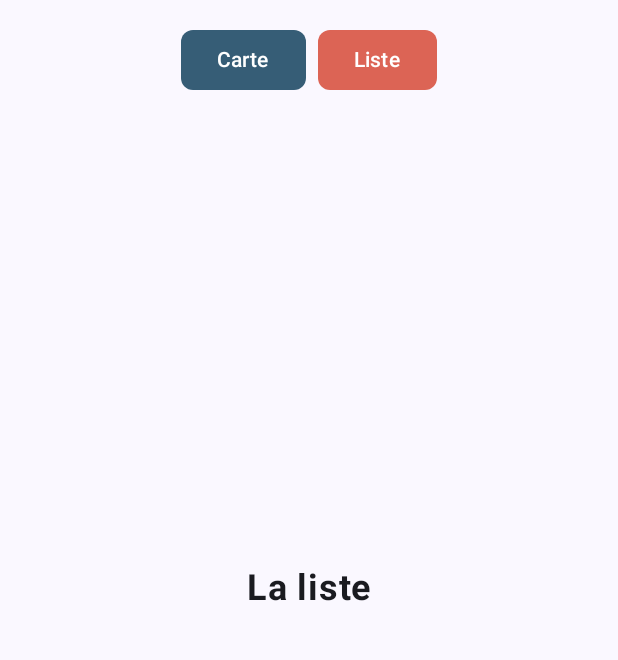
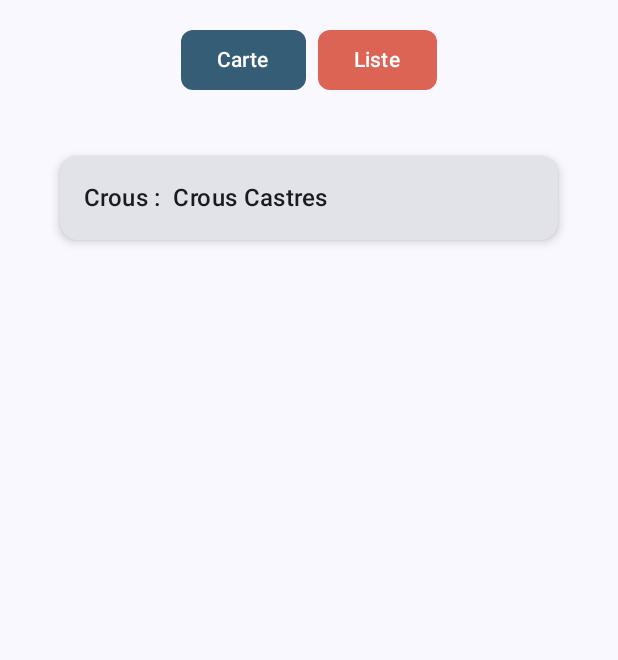
Before and after one commit to Mani0726/CroustiMenu, an Android app built with Jetpack Compose: the screen it shows after launch (MainActivity), after a tap on "Liste", on a phone screen of 412 x 824 dp, the part 96-756 px from its top. Run offline under Robolectric (Android 15) with nearby library versions, the phone set to English and light mode, and no system bars; our stand-ins replace Room's generated code; libraries missing offline, so code that uses them is left out: org.osmdroid.config, org.osmdroid.tileprovider, org.osmdroid.util, org.osmdroid.views; 2 statements that could not run were skipped.

Commit message:
mise en place Repository

```diff
--- a/app/src/main/java/com/example/croustimenu/MainActivity.kt
+++ b/app/src/main/java/com/example/croustimenu/MainActivity.kt
@@ -19,6 +19,7 @@ import androidx.compose.ui.text.font.FontWeight
 import androidx.compose.ui.unit.dp
 import androidx.compose.ui.unit.sp
 import androidx.compose.ui.tooling.preview.Preview
+import androidx.lifecycle.viewmodel.compose.viewModel
 import com.example.croustimenu.ui.theme.CroustiMenuTheme
 import com.example.croustimenu.vu.CarteScreen
 import com.example.croustimenu.vu.FavorisScreen
@@ -40,6 +41,7 @@ class MainActivity : ComponentActivity() {
 @Composable
 fun Main() {
     CroustiMenuTheme {
+        val crousRepository = viewModel<MainViewmodel>()
         var selectedScreen by remember { mutableStateOf(Screen.CARTE) }
 
         Scaffold(
@@ -160,7 +162,7 @@ fun Main() {
                 ) {
                     when (selectedScreen) {
                         Screen.CARTE -> CarteScreen()
-                        Screen.LISTE -> ListeScreen()
+                        Screen.LISTE -> ListeScreen(crousRepository)
                         Screen.FAVORIS -> FavorisScreen()
                     }
                 }
--- /dev/null
+++ b/app/src/main/java/com/example/croustimenu/MainViewmodel.kt
@@ -0,0 +1,42 @@
+package com.example.croustimenu
+
+import android.app.Application
+import androidx.lifecycle.AndroidViewModel
+import androidx.lifecycle.viewModelScope
+import androidx.lifecycle.viewmodel.compose.viewModel
+import com.example.croustimenu.models.Crous
+import com.example.croustimenu.repository.CrousRepository
+import kotlinx.coroutines.flow.MutableStateFlow
+import kotlinx.coroutines.flow.StateFlow
+import kotlinx.coroutines.launch
+
+class MainViewmodel (application: Application): AndroidViewModel(application){
+    val CrousRepository = CrousRepository(application)
+
+    fun getAll(){
+        viewModelScope.launch {
+            crous.value= CrousRepository.getAll()
+        }
+    }
+
+    fun addCrous(crous: Crous){
+        viewModelScope.launch {
+            CrousRepository.addCrous(crous)
+            getAll()
+        }
+    }
+
+    fun deleteCrous(id: Int){
+        viewModelScope.launch {
+            CrousRepository.deleteCrous(id)
+            getAll()
+        }
+    }
+
+    //liste de nos crous
+
+    val crous = MutableStateFlow<List<Crous>>(emptyList())
+
+
+
+}
--- /dev/null
+++ b/app/src/main/java/com/example/croustimenu/database/AppDatabase.kt
@@ -0,0 +1,12 @@
+package com.example.croustimenu.database
+
+import androidx.room.Database
+import androidx.room.RoomDatabase
+import com.example.croustimenu.models.Crous
+import com.example.croustimenu.models.CrousDAO
+
+
+@Database(entities = [Crous::class], version = 1 )
+abstract class AppDatabase : RoomDatabase(){
+    abstract fun crousDAO(): CrousDAO
+}
--- /dev/null
+++ b/app/src/main/java/com/example/croustimenu/models/Crous.kt
@@ -0,0 +1,28 @@
+package com.example.croustimenu.models
+
+import androidx.room.Dao
+import androidx.room.Entity
+import androidx.room.Insert
+import androidx.room.OnConflictStrategy
+import androidx.room.PrimaryKey
+import androidx.room.Query
+
+@Entity
+data class Crous(
+    @PrimaryKey val id:Int,
+    val nom:String,
+    val latitude: Float,
+    val longitude: Float,
+    )
+
+@Dao
+interface CrousDAO {
+    @Query("SELECT * FROM Crous")
+    suspend fun  getAll(): List<Crous>
+
+    @Insert(onConflict = OnConflictStrategy.REPLACE)
+    suspend fun addCrous(crous:Crous)
+
+    @Query ("DELETE FROM Crous WHERE id= :id")
+    suspend fun deleteCrous(id:Int)
+}
--- /dev/null
+++ b/app/src/main/java/com/example/croustimenu/repository/CrousRepository.kt
@@ -0,0 +1,22 @@
+package com.example.croustimenu.repository
+
+import android.content.Context
+import androidx.room.Room
+import com.example.croustimenu.database.AppDatabase
+import com.example.croustimenu.models.Crous
+import kotlin.jvm.java
+
+class CrousRepository (context: Context) {
+    val database = Room.databaseBuilder(context, AppDatabase::class.java, "databe-name")
+        .fallbackToDestructiveMigration()
+        .build()
+
+    val dao = database.crousDAO()
+
+
+    suspend fun getAll() = dao.getAll()
+
+    suspend fun addCrous(crous: Crous) = dao.addCrous(crous)
+
+    suspend fun deleteCrous(id:Int)= dao.deleteCrous(id)
+}
--- a/app/src/main/java/com/example/croustimenu/vu/Liste.kt
+++ b/app/src/main/java/com/example/croustimenu/vu/Liste.kt
@@ -1,33 +1,74 @@
 package com.example.croustimenu.vu
 
-import androidx.compose.foundation.layout.*
-import androidx.compose.material3.*
+import androidx.compose.foundation.layout.Box
+import androidx.compose.foundation.layout.Column
+import androidx.compose.foundation.layout.fillMaxSize
+import androidx.compose.foundation.layout.fillMaxWidth
+import androidx.compose.foundation.layout.padding
+import androidx.compose.foundation.lazy.LazyColumn
+import androidx.compose.foundation.lazy.items
+import androidx.compose.material3.Card
+import androidx.compose.material3.CardDefaults
+import androidx.compose.material3.MaterialTheme
+import androidx.compose.material3.Text
 import androidx.compose.runtime.Composable
+import androidx.compose.runtime.collectAsState
+import androidx.compose.runtime.getValue
 import androidx.compose.ui.Alignment
 import androidx.compose.ui.Modifier
-import androidx.compose.ui.text.font.FontWeight
+import androidx.compose.ui.tooling.preview.Preview
 import androidx.compose.ui.unit.dp
-import androidx.compose.ui.unit.sp
-import androidx.compose.ui.tooling.preview.Preview
+import com.example.croustimenu.MainViewmodel
+import com.example.croustimenu.models.Crous
 
 @Composable
-fun ListeScreen() {
+fun ListeScreen(viewModel: MainViewmodel) {
     Box(
         modifier = Modifier
             .fillMaxSize()
             .padding(16.dp),
         contentAlignment = Alignment.Center
     ) {
-        Text(
-            text = "La liste",
-            fontSize = 24.sp,
-            fontWeight = FontWeight.Bold
+
+        viewModel.addCrous(
+            Crous(
+                id = 1,
+                nom = "Crous Castres",
+                latitude = 5.000207F,
+                longitude = 2.05422F
+            )
         )
+
+        val crous by viewModel.crous.collectAsState()
+
+        LazyColumn(
+            modifier = Modifier
+                .fillMaxSize()
+        ) {
+            items(crous) { state ->
+                Card(
+                    modifier = Modifier
+                        .fillMaxWidth()
+                        .padding(8.dp),
+                    elevation = CardDefaults.cardElevation(4.dp)
+                ) {
+                    Column(
+                        modifier = Modifier.padding(16.dp)
+                    ) {
+                        Text(
+                            text = "Crous :  ${state.nom ?: "N/A"}",
+                            style = MaterialTheme.typography.titleMedium
+                        )
+                    }
+                }
+            }
+        }
     }
 }
 
-@Preview(showBackground = true)
-@Composable
-fun PreviewListe() {
-    ListeScreen()
-}
+
+//@Preview(showBackground = true)
+//@Composable
+//fun PreviewListe() {
+//    ListeScreen()
+//}
--- a/build.gradle.kts
+++ b/build.gradle.kts
@@ -1,6 +1,7 @@
-// Top-level build file where you can add configuration options common to all sub-projects/modules.
 plugins {
     alias(libs.plugins.android.application) apply false
     alias(libs.plugins.kotlin.android) apply false
     alias(libs.plugins.kotlin.compose) apply false
+    alias(libs.plugins.ksp) apply false
+    id("org.jetbrains.kotlin.plugin.serialization") version "1.9.20" apply false
 }
```
Also changed, not shown: app/build.gradle.kts (+24 -0 lines), gradle/libs.versions.toml (+27 -3 lines).
